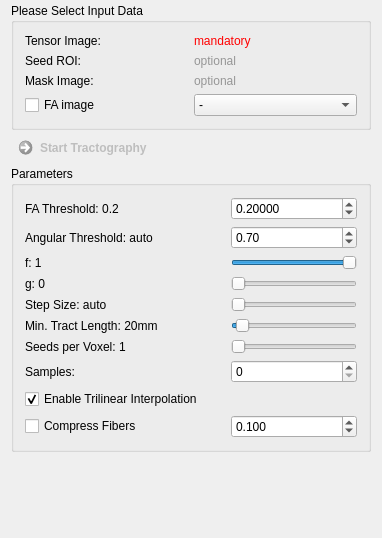
The window that Plugins/org.mitk.gui.qt.diffusionimaging/src/internal/QmitkStreamlineTrackingViewControls.ui (MITK/MITK) describes before a commit, drawn with Qt 5.
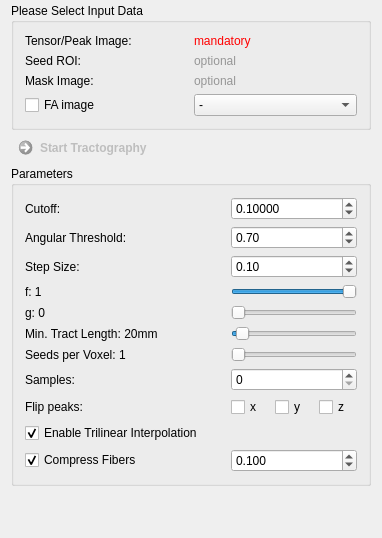
The same window after the commit. Custom widgets are drawn as their Qt base class.

Commit message: renamed mlbstrackingfilter to streamlinetrackingfilter. updated streamline tracking gui to process MRtrix peak images

Diff of the .ui file:
```diff
--- a/Plugins/org.mitk.gui.qt.diffusionimaging/src/internal/QmitkStreamlineTrackingViewControls.ui
+++ b/Plugins/org.mitk.gui.qt.diffusionimaging/src/internal/QmitkStreamlineTrackingViewControls.ui
@@ -61,80 +61,61 @@
       <string>Parameters</string>
      </property>
      <layout class="QGridLayout" name="gridLayout_2">
-      <item row="12" column="0">
-       <widget class="QCheckBox" name="m_ResampleFibersBox">
+      <item row="3" column="1">
+       <widget class="QDoubleSpinBox" name="m_AngularThresholdBox">
+        <property name="decimals">
+         <number>2</number>
+        </property>
+        <property name="maximum">
+         <double>1.000000000000000</double>
+        </property>
+        <property name="singleStep">
+         <double>0.100000000000000</double>
+        </property>
+        <property name="value">
+         <double>0.700000000000000</double>
+        </property>
+       </widget>
+      </item>
+      <item row="5" column="0">
+       <widget class="QLabel" name="m_fLabel">
         <property name="toolTip">
-         <string>Resample fibers using the specified error constraint.</string>
+         <string/>
         </property>
         <property name="text">
-         <string>Compress Fibers</string>
-        </property>
-        <property name="checked">
-         <bool>false</bool>
-        </property>
-       </widget>
-      </item>
-      <item row="7" column="1">
-       <widget class="QSlider" name="m_MinTractLengthSlider">
-        <property name="toolTip">
-         <string>Minimum tract length in mm.</string>
-        </property>
-        <property name="minimum">
-         <number>0</number>
-        </property>
-        <property name="maximum">
-         <number>500</number>
-        </property>
-        <property name="value">
-         <number>20</number>
-        </property>
-        <property name="orientation">
-         <enum>Qt::Horizontal</enum>
-        </property>
-       </widget>
-      </item>
-      <item row="8" column="1">
-       <widget class="QSlider" name="m_SeedsPerVoxelSlider">
-        <property name="toolTip">
-         <string>Number of tracts started in each voxel of the seed ROI.</string>
-        </property>
-        <property name="minimum">
-         <number>1</number>
-        </property>
-        <property name="maximum">
-         <number>100</number>
-        </property>
-        <property name="orientation">
-         <enum>Qt::Horizontal</enum>
+         <string>f: 1</string>
         </property>
        </widget>
       </item>
       <item row="4" column="1">
-       <widget class="QSlider" name="m_fSlider">
+       <widget class="QDoubleSpinBox" name="m_StepSizeBox">
         <property name="toolTip">
-         <string>Weighting factor between first eigenvector (f=1 equals FACT tracking) and input vector dependent direction (f=0).</string>
+         <string>Step size (in voxels)</string>
+        </property>
+        <property name="decimals">
+         <number>2</number>
         </property>
         <property name="minimum">
-         <number>0</number>
+         <double>0.010000000000000</double>
         </property>
         <property name="maximum">
-         <number>100</number>
+         <double>10.000000000000000</double>
+        </property>
+        <property name="singleStep">
+         <double>0.100000000000000</double>
         </property>
         <property name="value">
-         <number>100</number>
-        </property>
-        <property name="orientation">
-         <enum>Qt::Horizontal</enum>
+         <double>0.100000000000000</double>
         </property>
        </widget>
       </item>
       <item row="6" column="0">
-       <widget class="QLabel" name="m_StepsizeLabel">
+       <widget class="QLabel" name="m_gLabel">
         <property name="toolTip">
          <string/>
         </property>
         <property name="text">
-         <string>Step Size: auto</string>
+         <string>g: 0</string>
         </property>
        </widget>
       </item>
@@ -144,21 +125,27 @@
          <string/>
         </property>
         <property name="text">
-         <string>Angular Threshold: auto</string>
+         <string>Angular Threshold:</string>
         </property>
        </widget>
       </item>
-      <item row="8" column="0">
-       <widget class="QLabel" name="m_SeedsPerVoxelLabel">
-        <property name="toolTip">
-         <string/>
+      <item row="1" column="1">
+       <widget class="QDoubleSpinBox" name="m_ScalarThresholdBox">
+        <property name="decimals">
+         <number>5</number>
         </property>
-        <property name="text">
-         <string>Seeds per Voxel: 1</string>
+        <property name="maximum">
+         <double>1.000000000000000</double>
         </property>
+        <property name="singleStep">
+         <double>0.100000000000000</double>
+        </property>
+        <property name="value">
+         <double>0.100000000000000</double>
+        </property>
        </widget>
       </item>
-      <item row="12" column="1">
+      <item row="15" column="1">
        <widget class="QDoubleSpinBox" name="m_FiberErrorBox">
         <property name="focusPolicy">
          <enum>Qt::StrongFocus</enum>
@@ -180,75 +167,7 @@
         </property>
        </widget>
       </item>
-      <item row="5" column="0">
-       <widget class="QLabel" name="m_gLabel">
-        <property name="toolTip">
-         <string/>
-        </property>
-        <property name="text">
-         <string>g: 0</string>
-        </property>
-       </widget>
-      </item>
       <item row="11" column="0">
-       <widget class="QCheckBox" name="m_InterpolationBox">
-        <property name="toolTip">
-         <string>Default is nearest neighbor interpolation.</string>
-        </property>
-        <property name="text">
-         <string>Enable Trilinear Interpolation</string>
-        </property>
-        <property name="checked">
-         <bool>true</bool>
-        </property>
-       </widget>
-      </item>
-      <item row="1" column="0">
-       <widget class="QLabel" name="m_FaThresholdLabel">
-        <property name="toolTip">
-         <string/>
-        </property>
-        <property name="text">
-         <string>FA Threshold: 0.2</string>
-        </property>
-       </widget>
-      </item>
-      <item row="1" column="1">
-       <widget class="QDoubleSpinBox" name="m_ScalarThresholdBox">
-        <property name="decimals">
-         <number>5</number>
-        </property>
-        <property name="maximum">
-         <double>1.000000000000000</double>
-        </property>
-        <property name="singleStep">
-         <double>0.100000000000000</double>
-        </property>
-        <property name="value">
-         <double>0.200000000000000</double>
-        </property>
-       </widget>
-      </item>
-      <item row="6" column="1">
-       <widget class="QSlider" name="m_StepsizeSlider">
-        <property name="toolTip">
-         <string>Stepsize in mm (auto = 0.1*minimal spacing)</string>
-        </property>
-        <property name="minimum">
-         <number>0</number>
-        </property>
-        <property name="maximum">
-         <number>100</number>
-        </property>
-        <property name="value">
-         <number>0</number>
-        </property>
-        <property name="orientation">
-         <enum>Qt::Horizontal</enum>
-        </property>
-       </widget>
-      </item>
-      <item row="10" column="0">
        <spacer name="horizontalSpacer">
         <property name="orientation">
          <enum>Qt::Horizontal</enum>
@@ -264,48 +183,59 @@
         </property>
        </spacer>
       </item>
-      <item row="3" column="1">
-       <widget class="QDoubleSpinBox" name="m_AngularThresholdBox">
-        <property name="decimals">
-         <number>2</number>
-        </property>
-        <property name="maximum">
-         <double>1.000000000000000</double>
-        </property>
-        <property name="singleStep">
-         <double>0.100000000000000</double>
-        </property>
-        <property name="value">
-         <double>0.700000000000000</double>
-        </property>
-       </widget>
-      </item>
-      <item row="5" column="1">
-       <widget class="QSlider" name="m_gSlider">
+      <item row="14" column="0">
+       <widget class="QCheckBox" name="m_InterpolationBox">
         <property name="toolTip">
-         <string>Weighting factor between input vector (g=0) and tensor deflection (g=1 equals TEND tracking)</string>
+         <string>Default is nearest neighbor interpolation.</string>
         </property>
-        <property name="minimum">
-         <number>0</number>
+        <property name="text">
+         <string>Enable Trilinear Interpolation</string>
         </property>
-        <property name="maximum">
-         <number>100</number>
-        </property>
-        <property name="value">
-         <number>0</number>
-        </property>
-        <property name="orientation">
-         <enum>Qt::Horizontal</enum>
+        <property name="checked">
+         <bool>true</bool>
         </property>
        </widget>
       </item>
       <item row="4" column="0">
-       <widget class="QLabel" name="m_fLabel">
+       <widget class="QLabel" name="m_StepsizeLabel">
         <property name="toolTip">
          <string/>
         </property>
         <property name="text">
-         <string>f: 1</string>
+         <string>Step Size:</string>
+        </property>
+       </widget>
+      </item>
+      <item row="9" column="1">
+       <widget class="QSpinBox" name="m_NumSamplesBox">
+        <property name="toolTip">
+         <string>Number of neighborhood samples that are used to determine the next fiber progression direction.</string>
+        </property>
+        <property name="maximum">
+         <number>50</number>
+        </property>
+       </widget>
+      </item>
+      <item row="15" column="0">
+       <widget class="QCheckBox" name="m_ResampleFibersBox">
+        <property name="toolTip">
+         <string>Resample fibers using the specified error constraint.</string>
+        </property>
+        <property name="text">
+         <string>Compress Fibers</string>
+        </property>
+        <property name="checked">
+         <bool>true</bool>
+        </property>
+       </widget>
+      </item>
+      <item row="8" column="0">
+       <widget class="QLabel" name="m_SeedsPerVoxelLabel">
+        <property name="toolTip">
+         <string/>
+        </property>
+        <property name="text">
+         <string>Seeds per Voxel: 1</string>
         </property>
        </widget>
       </item>
@@ -319,6 +249,89 @@
         </property>
        </widget>
       </item>
+      <item row="5" column="1">
+       <widget class="QSlider" name="m_fSlider">
+        <property name="toolTip">
+         <string>Weighting factor between first eigenvector (f=1 equals FACT tracking) and input vector dependent direction (f=0).</string>
+        </property>
+        <property name="minimum">
+         <number>0</number>
+        </property>
+        <property name="maximum">
+         <number>100</number>
+        </property>
+        <property name="value">
+         <number>100</number>
+        </property>
+        <property name="orientation">
+         <enum>Qt::Horizontal</enum>
+        </property>
+       </widget>
+      </item>
+      <item row="7" column="1">
+       <widget class="QSlider" name="m_MinTractLengthSlider">
+        <property name="toolTip">
+         <string>Minimum tract length in mm.</string>
+        </property>
+        <property name="minimum">
+         <number>0</number>
+        </property>
+        <property name="maximum">
+         <number>500</number>
+        </property>
+        <property name="value">
+         <number>20</number>
+        </property>
+        <property name="orientation">
+         <enum>Qt::Horizontal</enum>
+        </property>
+       </widget>
+      </item>
+      <item row="8" column="1">
+       <widget class="QSlider" name="m_SeedsPerVoxelSlider">
+        <property name="toolTip">
+         <string>Number of tracts started in each voxel of the seed ROI.</string>
+        </property>
+        <property name="minimum">
+         <number>1</number>
+        </property>
+        <property name="maximum">
+         <number>100</number>
+        </property>
+        <property name="orientation">
+         <enum>Qt::Horizontal</enum>
+        </property>
+       </widget>
+      </item>
+      <item row="6" column="1">
+       <widget class="QSlider" name="m_gSlider">
+        <property name="toolTip">
+         <string>Weighting factor between input vector (g=0) and tensor deflection (g=1 equals TEND tracking)</string>
+        </property>
+        <property name="minimum">
+         <number>0</number>
+        </property>
+        <property name="maximum">
+         <number>100</number>
+        </property>
+        <property name="value">
+         <number>0</number>
+        </property>
+        <property name="orientation">
+         <enum>Qt::Horizontal</enum>
+        </property>
+       </widget>
+      </item>
+      <item row="1" column="0">
+       <widget class="QLabel" name="m_FaThresholdLabel">
+        <property name="toolTip">
+         <string/>
+        </property>
+        <property name="text">
+         <string>Cutoff:</string>
+        </property>
+       </widget>
+      </item>
       <item row="9" column="0">
        <widget class="QLabel" name="m_SeedsPerVoxelLabel_2">
         <property name="toolTip">
@@ -329,11 +342,62 @@
         </property>
        </widget>
       </item>
-      <item row="9" column="1">
-       <widget class="QSpinBox" name="m_NumSamplesBox">
-        <property name="maximum">
-         <number>50</number>
+      <item row="10" column="0">
+       <widget class="QLabel" name="m_SeedsPerVoxelLabel_3">
+        <property name="toolTip">
+         <string/>
         </property>
+        <property name="text">
+         <string>Flip peaks:</string>
+        </property>
+       </widget>
+      </item>
+      <item row="10" column="1">
+       <widget class="QFrame" name="frame">
+        <property name="frameShape">
+         <enum>QFrame::NoFrame</enum>
+        </property>
+        <property name="frameShadow">
+         <enum>QFrame::Raised</enum>
+        </property>
+        <layout class="QGridLayout" name="gridLayout_4">
+         <property name="leftMargin">
+          <number>0</number>
+         </property>
+         <property name="topMargin">
+          <number>0</number>
+         </property>
+         <property name="rightMargin">
+          <number>0</number>
+         </property>
+         <property name="bottomMargin">
+          <number>0</number>
+         </property>
+         <item row="0" column="0">
+          <widget class="QCheckBox" name="m_FlipXBox">
+           <property name="toolTip">
+            <string/>
+           </property>
+           <property name="text">
+            <string>x</string>
+           </property>
+          </widget>
+         </item>
+         <item row="0" column="1">
+          <widget class="QCheckBox" name="m_FlipYBox">
+           <property name="text">
+            <string>y</string>
+           </property>
+          </widget>
+         </item>
+         <item row="0" column="2">
+          <widget class="QCheckBox" name="m_FlipZBox">
+           <property name="text">
+            <string>z</string>
+           </property>
+          </widget>
+         </item>
+        </layout>
        </widget>
       </item>
      </layout>
@@ -413,7 +477,7 @@
          <string>Input DTI</string>
         </property>
         <property name="text">
-         <string>Tensor Image:</string>
+         <string>Tensor/Peak Image:</string>
         </property>
        </widget>
       </item>
```
The commit also changes 10 other files.
